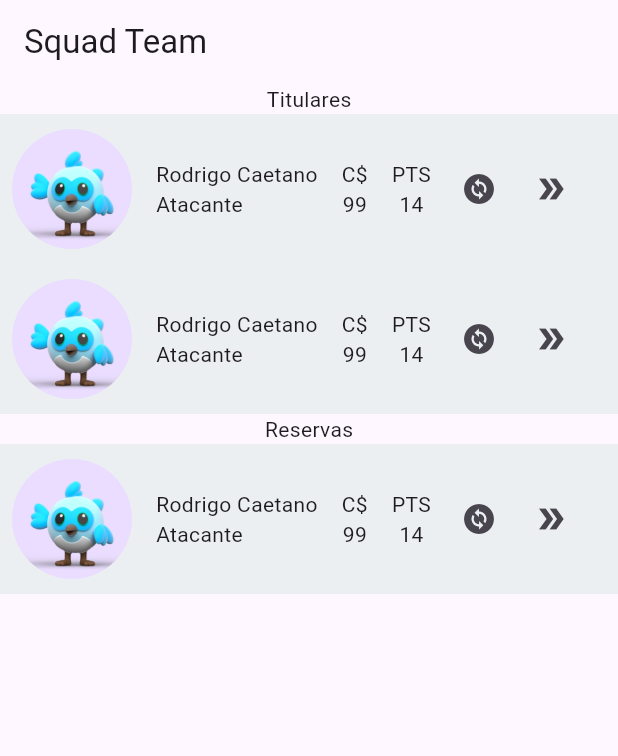
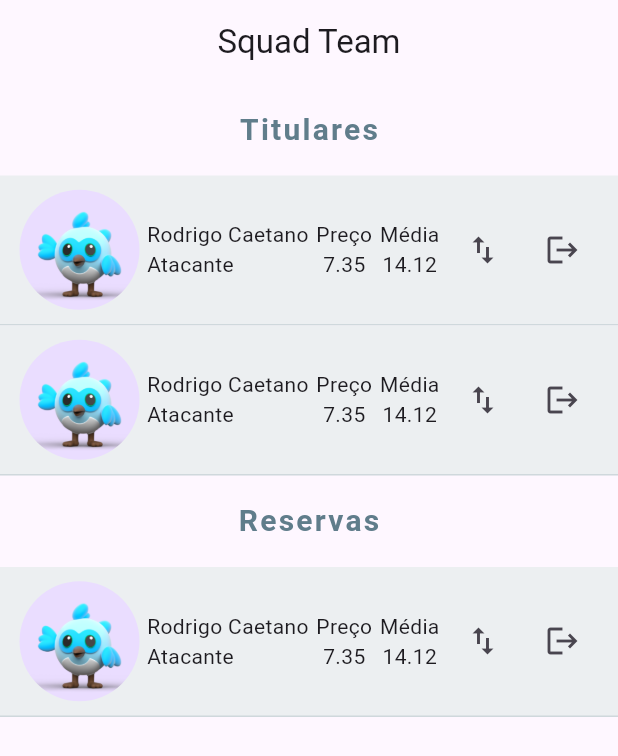
Before and after one commit to cesargranelli/futebola-frontend, a Flutter app: the screen it shows after launch, on a phone screen of 412 x 824 dp. Shown: the top 756 px of the screen. Run offline on Flutter 3.47's test engine with Material 3 defaults, Android fonts, the phone set to English and light mode, and no system bars; our stand-ins replace cloud_firestore, firebase_auth, firebase_core, freezed_annotation, go_router; missing offline and left inert: firebase_ui_auth, firebase_ui_oauth_google; accounts and stored records are empty.

Commit message:
componente com resumo do jogador

```diff
--- a/lib/ui/core/ui/card_player.dart
+++ /dev/null
@@ -1,75 +0,0 @@
-import 'package:flutter/material.dart';
-
-class CardPlayer extends StatelessWidget {
-  const CardPlayer({super.key});
-
-  @override
-  Widget build(BuildContext context) {
-    return Container(
-      decoration: BoxDecoration(
-        gradient: LinearGradient(
-          colors: [
-            Colors.blueGrey.shade50,
-            Colors.blueGrey.shade50,
-          ],
-        ),
-      ),
-      height: 100,
-      width: double.infinity,
-      child: Row(
-        //mainAxisAlignment: MainAxisAlignment.spaceEvenly,
-        children: [
-          Padding(
-            padding: const EdgeInsets.all(8.0),
-            child: CircleAvatar(
-              backgroundImage: AssetImage("assets/dash.png"),
-              radius: 40,
-            ),
-          ),
-          Container(
-            //width: 100,
-            padding: const EdgeInsets.all(8.0),
-            child: Column(
-              crossAxisAlignment: CrossAxisAlignment.start,
-              mainAxisAlignment: MainAxisAlignment.center,
-              children: [
-                Text("Rodrigo Caetano"),
-                Text("Atacante"),
-              ],
-            ),
-          ),
-          Container(
-            //width: 50,
-            padding: const EdgeInsets.all(8.0),
-            child: Column(
-              mainAxisAlignment: MainAxisAlignment.center,
-              children: [
-                Text("C\$"),
-                Text("99"),
-              ],
-            ),
-          ),
-          Container(
-            //width: 50,
-            padding: const EdgeInsets.all(8.0),
-            child: Column(
-              mainAxisAlignment: MainAxisAlignment.center,
-              children: [
-                Text("PTS"),
-                Text("14"),
-              ],
-            ),
-          ),
-          IconButton(
-            icon: Icon(Icons.change_circle),
-            onPressed: () {},
-          ),
-          IconButton(
-            icon: Icon(Icons.double_arrow),
-            onPressed: () {},
-          ),
-        ],
-      ),
-    );
-  }
-}
--- /dev/null
+++ b/lib/ui/core/ui/summary_player.dart
@@ -0,0 +1,69 @@
+import 'package:flutter/material.dart';
+
+class SummaryPlayer extends StatelessWidget {
+  const SummaryPlayer({super.key});
+
+  @override
+  Widget build(BuildContext context) {
+    return Container(
+      padding: const EdgeInsets.all(8.0),
+      decoration: BoxDecoration(
+        gradient: LinearGradient(
+          colors: [
+            Colors.blueGrey.shade50,
+            Colors.blueGrey.shade50,
+          ],
+        ),
+        border: Border(
+          bottom: BorderSide(
+            color: Colors.blueGrey.shade100,
+            width: 1,
+          ),
+        ),
+      ),
+      height: 100,
+      width: double.infinity,
+      child: Row(
+        mainAxisAlignment: MainAxisAlignment.spaceEvenly,
+        children: [
+          CircleAvatar(
+            backgroundImage: AssetImage("assets/dash.png"),
+            radius: 40,
+          ),
+          Column(
+            crossAxisAlignment: CrossAxisAlignment.start,
+            mainAxisAlignment: MainAxisAlignment.center,
+            children: [
+              Text("Rodrigo Caetano"),
+              Text("Atacante"),
+            ],
+          ),
+          Column(
+            mainAxisAlignment: MainAxisAlignment.center,
+            children: [
+              Text("Preço"),
+              Text("7.35"),
+            ],
+          ),
+          Column(
+            mainAxisAlignment: MainAxisAlignment.center,
+            children: [
+              Text("Média"),
+              Text("14.12"),
+            ],
+          ),
+          IconButton(
+            icon: Icon(Icons.swap_vert),
+            onPressed: () {},
+            tooltip: "Substituir",
+          ),
+          IconButton(
+            icon: Icon(Icons.logout),
+            onPressed: () {},
+            tooltip: "Trocar",
+          ),
+        ],
+      ),
+    );
+  }
+}
--- a/lib/ui/squad/widgets/squad_screen.dart
+++ b/lib/ui/squad/widgets/squad_screen.dart
@@ -1,5 +1,5 @@
 import 'package:flutter/material.dart';
-import 'package:futebola_frontend/ui/core/ui/card_player.dart';
+import 'package:futebola_frontend/ui/core/ui/summary_player.dart';
 
 class SquadScreen extends StatelessWidget {
   const SquadScreen({super.key});
@@ -9,6 +9,7 @@ class SquadScreen extends StatelessWidget {
     return Scaffold(
       appBar: AppBar(
         title: const Text('Squad Team'),
+        centerTitle: true,
       ),
       body: LayoutBuilder(
         builder: (context, constraints) {
@@ -18,11 +19,33 @@ class SquadScreen extends StatelessWidget {
               child: IntrinsicHeight(
                 child: Column(
                   children: [
-                    const Text("Titulares"),
-                    CardPlayer(),
-                    CardPlayer(),
-                    const Text("Reservas"),
-                    CardPlayer(),
+                    Padding(
+                      padding: const EdgeInsets.all(16.0),
+                      child: const Text(
+                        "Titulares",
+                        style: TextStyle(
+                          fontSize: 20,
+                          fontWeight: FontWeight.bold,
+                          color: Colors.blueGrey,
+                          letterSpacing: 1.5,
+                        ),
+                      ),
+                    ),
+                    SummaryPlayer(),
+                    SummaryPlayer(),
+                    Padding(
+                      padding: const EdgeInsets.all(16.0),
+                      child: const Text(
+                        "Reservas",
+                        style: TextStyle(
+                          fontSize: 20,
+                          fontWeight: FontWeight.bold,
+                          color: Colors.blueGrey,
+                          letterSpacing: 1.5,
+                        ),
+                      ),
+                    ),
+                    SummaryPlayer(),
                   ],
                 ),
               ),
```
